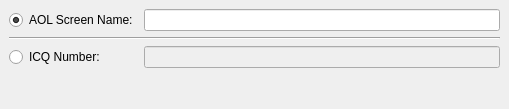
The window that protocols/oscar/aim/ui/aimaddcontactui.ui (KDE/kopete) describes before a commit, drawn with Qt 5.
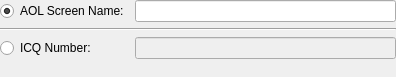
The same window after the commit.

What changed in the file:
```diff
--- a/protocols/oscar/aim/ui/aimaddcontactui.ui
+++ b/protocols/oscar/aim/ui/aimaddcontactui.ui
@@ -5,16 +5,22 @@
    <rect>
     <x>0</x>
     <y>0</y>
-    <width>509</width>
-    <height>109</height>
+    <width>396</width>
+    <height>77</height>
    </rect>
   </property>
   <layout class="QGridLayout" >
-   <property name="margin" >
-    <number>9</number>
+   <property name="leftMargin" >
+    <number>0</number>
    </property>
-   <property name="spacing" >
-    <number>6</number>
+   <property name="topMargin" >
+    <number>0</number>
+   </property>
+   <property name="rightMargin" >
+    <number>0</number>
+   </property>
+   <property name="bottomMargin" >
+    <number>0</number>
    </property>
    <item row="0" column="0" >
     <widget class="QRadioButton" name="aimRadioButton" >
@@ -50,15 +56,15 @@
      </property>
     </widget>
    </item>
-   <item row="3" column="1" >
+   <item row="3" column="0" colspan="2" >
     <spacer>
      <property name="orientation" >
       <enum>Qt::Vertical</enum>
      </property>
      <property name="sizeHint" >
       <size>
-       <width>20</width>
-       <height>16</height>
+       <width>100</width>
+       <height>10</height>
       </size>
      </property>
     </spacer>
```
